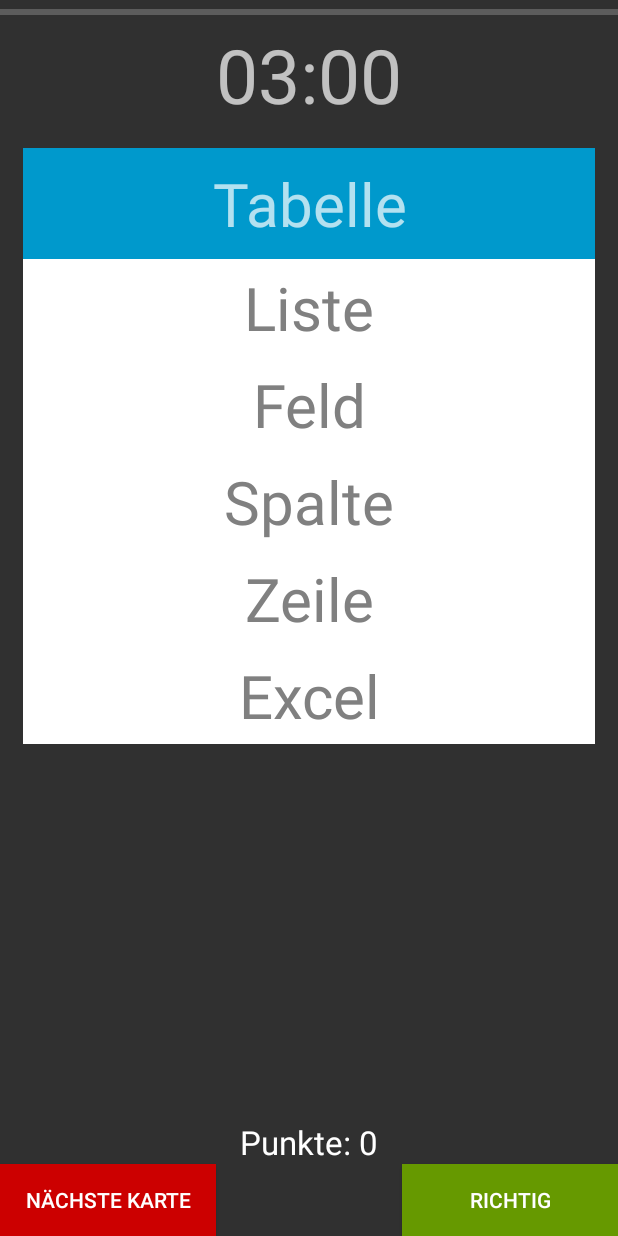
After one commit to philan92/Tabu, an Android app: the SpielActivity screen opened directly, with no data from a screen before it, on a phone screen of 412 x 824 dp. The commit adds this screen. Run offline under Robolectric (Android 15) with nearby library versions, the phone set to English and light mode, and no system bars.

Commit message:
SpielActivity fertiggestellt (Stopuhr fehlt noch -> Threads) Screenorientation vorgegeben

```diff
--- a/app/src/main/java/tabu/htw_berlin/de/tabu/CountdownActivity.java
+++ b/app/src/main/java/tabu/htw_berlin/de/tabu/CountdownActivity.java
@@ -1,5 +1,6 @@
 package tabu.htw_berlin.de.tabu;
 
+import android.content.Intent;
 import android.os.Bundle;
 import android.os.CountDownTimer;
 import android.support.v7.app.AppCompatActivity;
@@ -29,9 +30,16 @@ public class CountdownActivity extends AppCompatActivity {
                 tvCountdown.setText(String.valueOf(millisUntilFinished / 1000));
             }
 
+            // Startet die SpielActivity nach Ablauf des Countdowns
             public void onFinish() {
-                tvCountdown.setText(String.valueOf(0)); //TODO SpielActivity aufrufen
+                tvCountdown.setText(String.valueOf(0));
+                starteSpielActivity();
             }
         }.start();
     }
+
+    private void starteSpielActivity() {
+        Intent intent = new Intent(this, SpielActivity.class);
+        startActivity(intent);
+    }
 }
--- /dev/null
+++ b/app/src/main/java/tabu/htw_berlin/de/tabu/SpielActivity.java
@@ -0,0 +1,131 @@
+package tabu.htw_berlin.de.tabu;
+
+import android.os.Bundle;
+import android.support.v7.app.AppCompatActivity;
+import android.view.View;
+import android.widget.Button;
+import android.widget.TextView;
+
+import java.io.BufferedReader;
+import java.io.FileNotFoundException;
+import java.io.IOException;
+import java.io.InputStream;
+import java.io.InputStreamReader;
+import java.util.ArrayList;
+import java.util.Arrays;
+import java.util.List;
+import java.util.Random;
+
+/**
+ * Created by philipp on 11.01.16.
+ * Diese Activity repraesentiert das eigentliche Spiel. Dem Spieler werden die
+ * zufaellig gezogenen Karten, die Punktzahl und die verbleibende Zeit angezeigt.
+ */
+public class SpielActivity extends AppCompatActivity implements View.OnClickListener{
+
+    final int ANZAHL_KARTEN = 64; //Anzahl der Zeilen in tabu.txt
+    List gezogeneKarte; // enthaelt die Begriffe der aktuell gezogenen Karte
+    List bereitsGezogen; // enthaelt die Zeilennummern der bereits gezogenen Karten
+    int punktzahl;
+
+    TextView tvPunkte;
+    Button btnRichtig;
+    Button btnNaechsteKarte;
+    TextView tvBegriff1;
+    TextView tvBegriff2;
+    TextView tvBegriff3;
+    TextView tvBegriff4;
+    TextView tvBegriff5;
+    TextView tvBegriff6;
+
+
+    protected void onCreate(Bundle savedInstanceState) {
+        super.onCreate(savedInstanceState);
+        setContentView(R.layout.activity_spiel);
+
+        tvPunkte = (TextView) findViewById(R.id.tv_punkte);
+        btnRichtig = (Button) findViewById(R.id.btn_richtig);
+        btnNaechsteKarte = (Button) findViewById(R.id.btn_naechsteKarte);
+        tvBegriff1 = (TextView) findViewById(R.id.tv_begriff1);
+        tvBegriff2 = (TextView) findViewById(R.id.tv_begriff2);
+        tvBegriff3 = (TextView) findViewById(R.id.tv_begriff3);
+        tvBegriff4 = (TextView) findViewById(R.id.tv_begriff4);
+        tvBegriff5 = (TextView) findViewById(R.id.tv_begriff5);
+        tvBegriff6 = (TextView) findViewById(R.id.tv_begriff6);
+
+
+        btnRichtig.setOnClickListener(this);
+        btnNaechsteKarte.setOnClickListener(this);
+
+        bereitsGezogen = new ArrayList<>();
+        punktzahl = 0;
+
+        zieheKarte(); // Startkarte ziehen
+    }
+
+    // waehlt eine zufaellige Zeile, die bisher noch nicht gezogen wurde
+    private void zieheKarte() {
+        Random random = new Random();
+        int zeile;
+        boolean zeileOK = false;
+
+        do {
+            zeile = random.nextInt(ANZAHL_KARTEN + 1);
+            if (!bereitsGezogen.contains(zeile)) {
+                zeileOK = true;
+                liesZeile(zeile);
+                bereitsGezogen.add(zeile);
+            }
+        } while (!zeileOK);
+
+    }
+
+    // Liest die Zeile, die uebergeben wird und schreibt die Woerter in "gezogene Karte"
+    private void liesZeile(int zeile) {
+        String text;
+        try {
+            InputStream inputStream = getResources().openRawResource(R.raw.tabu);
+            BufferedReader reader = new BufferedReader(new InputStreamReader(inputStream));
+            for (int i = 0; i < zeile - 1; i++)
+                reader.readLine();
+            text = reader.readLine();
+
+            packeTextzeileInArray(text);
+            zeigeKarte();
+
+        } catch (IOException ioe) {
+            ioe.printStackTrace();
+        }
+
+    }
+
+    private void packeTextzeileInArray(String text) {
+        gezogeneKarte = new ArrayList<>(Arrays.asList(text.split(",")));
+
+    }
+
+    @Override
+    public void onClick(View v) {
+        switch (v.getId()) {
+            case R.id.btn_richtig:
+                punktzahl++;
+                tvPunkte.setText("Punkte: " + punktzahl);
+                zieheKarte();
+                break;
+            case R.id.btn_naechsteKarte:
+                zieheKarte();
+                // TODO Zeitstrafe
+                break;
+        }
+    }
+
+    // Zeigt die gezogenen Begriffe auf dem Display an
+    private void zeigeKarte() {
+        tvBegriff1.setText((String)gezogeneKarte.get(0));
+        tvBegriff2.setText((String)gezogeneKarte.get(1));
+        tvBegriff3.setText((String)gezogeneKarte.get(2));
+        tvBegriff4.setText((String)gezogeneKarte.get(3));
+        tvBegriff5.setText((String)gezogeneKarte.get(4));
+        tvBegriff6.setText((String)gezogeneKarte.get(5));
+    }
+}
--- /dev/null
+++ b/app/src/main/res/layout/activity_spiel.xml
@@ -0,0 +1,156 @@
+<?xml version="1.0" encoding="utf-8"?>
+<RelativeLayout xmlns:android="http://schemas.android.com/apk/res/android"
+    android:layout_width="match_parent" android:layout_height="match_parent">
+
+    <TextView
+        android:layout_width="wrap_content"
+        android:layout_height="wrap_content"
+        android:text="03:00"
+        android:id="@+id/tv_verbleibendeZeit"
+        android:textSize="50sp"
+        android:layout_below="@+id/progressBar"
+        android:layout_centerHorizontal="true" />
+
+    <ProgressBar
+        style="?android:attr/progressBarStyleHorizontal"
+        android:layout_width="fill_parent"
+        android:layout_height="wrap_content"
+        android:id="@+id/progressBar"
+        android:layout_alignParentTop="true"
+        android:layout_alignParentLeft="true"
+        android:layout_alignParentStart="true" />
+
+    <Button
+        android:layout_width="wrap_content"
+        android:layout_height="wrap_content"
+        android:text="@string/str_richtig"
+        android:id="@+id/btn_richtig"
+        android:layout_alignParentBottom="true"
+        android:layout_alignParentRight="true"
+        android:layout_alignParentEnd="true"
+        android:layout_toRightOf="@+id/tv_verbleibendeZeit"
+        android:layout_toEndOf="@+id/tv_verbleibendeZeit"
+        android:layout_alignTop="@+id/btn_naechsteKarte"
+        android:background="@android:color/holo_green_dark" />
+
+    <Button
+        android:layout_width="wrap_content"
+        android:layout_height="wrap_content"
+        android:text="@string/str_naechste_karte"
+        android:id="@+id/btn_naechsteKarte"
+        android:layout_alignParentBottom="true"
+        android:layout_alignParentLeft="true"
+        android:layout_alignParentStart="true"
+        android:layout_toLeftOf="@+id/tv_verbleibendeZeit"
+        android:layout_toStartOf="@+id/tv_verbleibendeZeit"
+        android:background="@android:color/holo_red_dark" />
+
+    <TextView
+        android:layout_width="wrap_content"
+        android:layout_height="wrap_content"
+        android:textAppearance="?android:attr/textAppearanceLarge"
+        android:text="@string/str_erreichtePunkte"
+        android:id="@+id/tv_punkte"
+        android:layout_above="@+id/btn_richtig"
+        android:layout_centerHorizontal="true" />
+
+    <TextView
+        android:layout_width="fill_parent"
+        android:layout_height="wrap_content"
+        android:id="@+id/tv_begriff1"
+        android:background="@android:color/holo_blue_dark"
+        android:textSize="40sp"
+        android:text="@string/str_platzhalter"
+        android:layout_marginTop="15dp"
+        android:layout_below="@+id/tv_verbleibendeZeit"
+        android:layout_alignParentLeft="true"
+        android:layout_alignParentStart="true"
+        android:layout_marginLeft="15dp"
+        android:layout_marginRight="15dp"
+        android:padding="10dp"
+        android:singleLine="true"
+        android:gravity="center" />
+
+    <TextView
+        android:layout_width="fill_parent"
+        android:layout_height="wrap_content"
+        android:textAppearance="?android:attr/textAppearanceLarge"
+        android:text="@string/str_platzhalter"
+        android:id="@+id/tv_begriff2"
+        android:background="@android:color/background_light"
+        android:textSize="40sp"
+        android:textColor="@android:color/tertiary_text_dark"
+        android:layout_below="@+id/tv_begriff1"
+        android:layout_alignParentLeft="true"
+        android:layout_marginLeft="15dp"
+        android:layout_marginRight="15dp"
+        android:padding="5dp"
+        android:gravity="center"/>
+
+    <TextView
+        android:layout_width="fill_parent"
+        android:layout_height="wrap_content"
+        android:textAppearance="?android:attr/textAppearanceLarge"
+        android:text="@string/str_platzhalter"
+        android:id="@+id/tv_begriff3"
+        android:background="@android:color/background_light"
+        android:textSize="40sp"
+        android:textColor="@android:color/tertiary_text_dark"
+        android:layout_below="@+id/tv_begriff2"
+        android:layout_alignParentLeft="true"
+        android:layout_marginLeft="15dp"
+        android:layout_marginRight="15dp"
+        android:padding="5dp"
+        android:gravity="center"/>
+
+    <TextView
+        android:layout_width="fill_parent"
+        android:layout_height="wrap_content"
+        android:textAppearance="?android:attr/textAppearanceLarge"
+        android:text="@string/str_platzhalter"
+        android:id="@+id/tv_begriff4"
+        android:background="@android:color/background_light"
+        android:textSize="40sp"
+        android:textColor="@android:color/tertiary_text_dark"
+        android:layout_below="@+id/tv_begriff3"
+        android:layout_alignParentLeft="true"
+        android:layout_marginLeft="15dp"
+        android:layout_marginRight="15dp"
+        android:padding="5dp"
+        android:gravity="center"/>
+
+    <TextView
+        android:layout_width="fill_parent"
+        android:layout_height="wrap_content"
+        android:textAppearance="?android:attr/textAppearanceLarge"
+        android:text="@string/str_platzhalter"
+        android:id="@+id/tv_begriff5"
+        android:background="@android:color/background_light"
+        android:textSize="40sp"
+        android:textColor="@android:color/tertiary_text_dark"
+        android:layout_below="@+id/tv_begriff4"
+        android:layout_alignParentLeft="true"
+        android:layout_marginLeft="15dp"
+        android:layout_marginRight="15dp"
+        android:padding="5dp"
+        android:gravity="center"/>
+
+    <TextView
+        android:layout_width="fill_parent"
+        android:layout_height="wrap_content"
+        android:textAppearance="?android:attr/textAppearanceLarge"
+        android:text="@string/str_platzhalter"
+        android:id="@+id/tv_begriff6"
+        android:background="@android:color/background_light"
+        android:textSize="40sp"
+        android:textColor="@android:color/tertiary_text_dark"
+        android:layout_below="@+id/tv_begriff5"
+        android:layout_alignParentLeft="true"
+        android:layout_marginLeft="15dp"
+        android:layout_marginRight="15dp"
+        android:padding="5dp"
+        android:gravity="center"/>
+
+
+
+</RelativeLayout>
--- a/app/src/main/res/values/strings.xml
+++ b/app/src/main/res/values/strings.xml
@@ -17,4 +17,8 @@
         Der Buzzer kann im Hauptmenü aufgerufen werden.\n
         Das Team mit den meisten Punkten am Ende gewinnt.</string>
     <string name="str_bereitmachen">Mach Dich bereit!</string>
+    <string name="str_erreichtePunkte">Punkte: 0</string>
+    <string name="str_richtig">Richtig</string>
+    <string name="str_naechste_karte">nächste Karte</string>
+    <string name="str_platzhalter">Begriff</string>
 </resources>
```
Also changed, not shown: app/src/main/AndroidManifest.xml (+20 -3 lines), app/src/main/res/raw/tabu.txt (line endings or trailing spaces).
